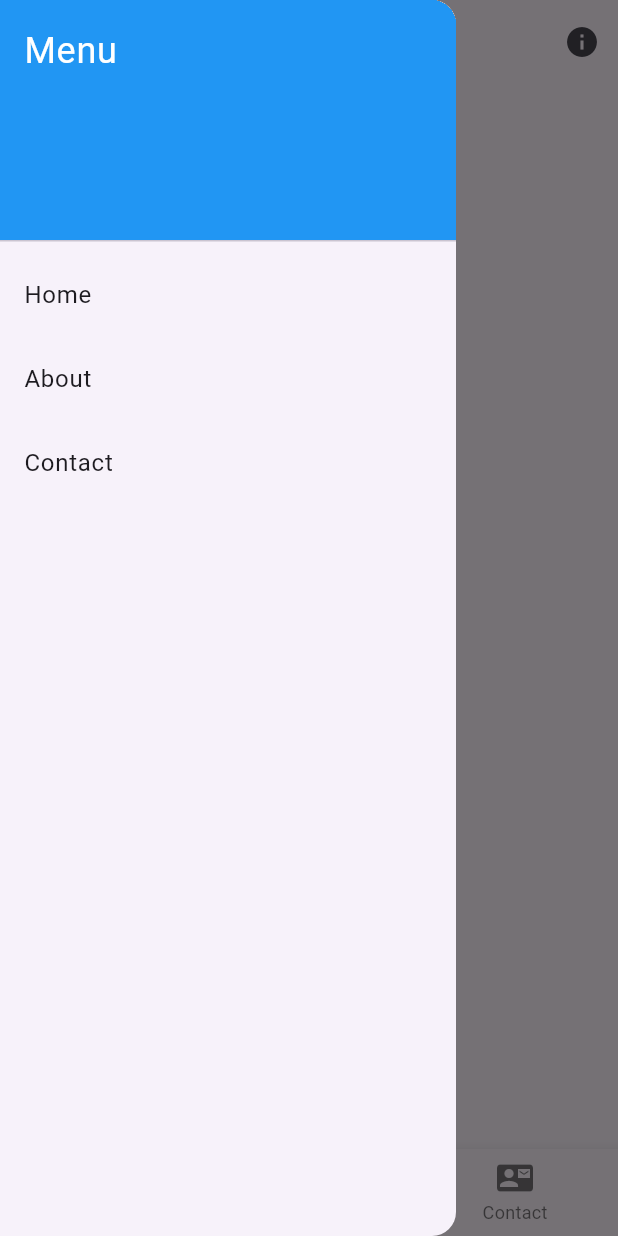
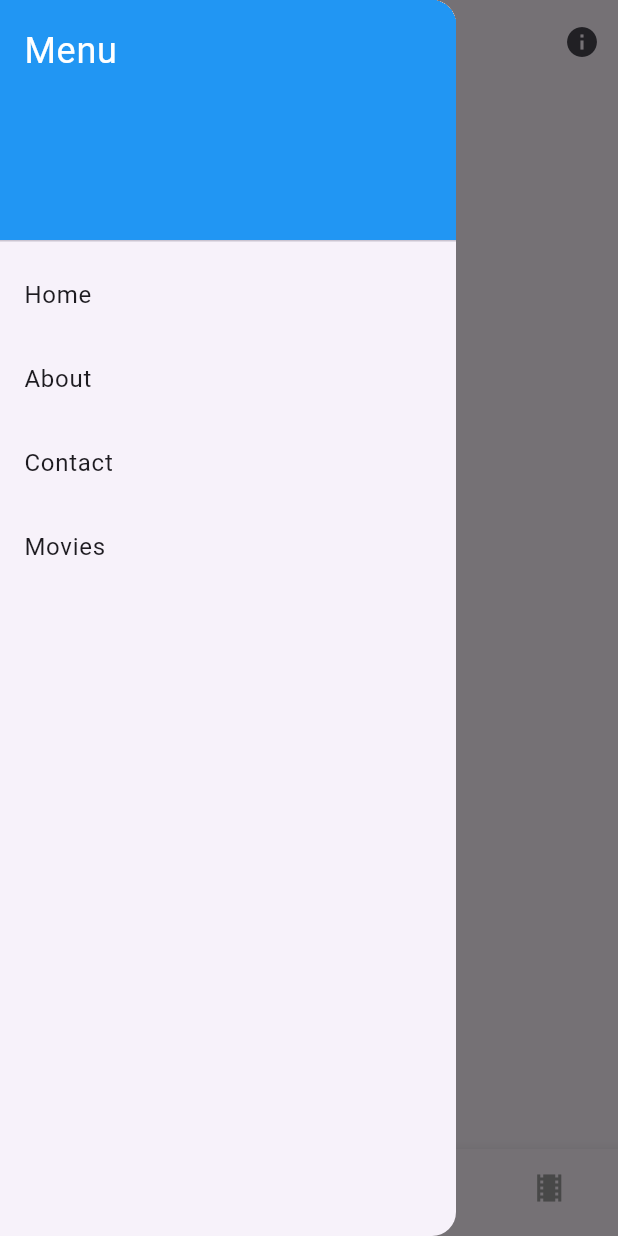
Before and after one commit to teens-dev/flutter-dev, a Flutter app: the screen it shows after launch, with the side drawer open, on a phone screen of 412 x 824 dp. Run offline on Flutter 3.47's test engine with Material 3 defaults, Android fonts, the phone set to English and light mode, and no system bars.

Commit message:
day 5 movies list

```diff
--- a/lib/main.dart
+++ b/lib/main.dart
@@ -1,3 +1,4 @@
+import 'package:day3_navigation/movies_screen.dart';
 import 'package:flutter/material.dart';
 import 'home_screen.dart';
 import 'about_screen.dart';
@@ -30,6 +31,7 @@ class _MainScreenState extends State<MainScreen> {
     HomeScreen(),
     AboutScreen(),
     ContactScreen(),
+    MovieScreen()
   ];
 
   void _onItemTapped(int index) {
@@ -93,19 +95,39 @@ class _MainScreenState extends State<MainScreen> {
                 Navigator.pop(context);
               },
             ),
+            ListTile(
+              title: Text("Movies"),
+              onTap: () {
+                setState(() {
+                  _selectedIndex = 3;
+                });
+                Navigator.pop(context);
+              },
+            ),
           ],
         ),
       ),
 
       body: _screens[_selectedIndex],
-
       bottomNavigationBar: BottomNavigationBar(
         currentIndex: _selectedIndex,
         onTap: _onItemTapped,
+        selectedItemColor: Colors.blue,
+        unselectedItemColor: Colors.grey,
+        backgroundColor: Colors.white,
         items: const [
-          BottomNavigationBarItem(icon: Icon(Icons.home), label: "Home"),
-          BottomNavigationBarItem(icon: Icon(Icons.info), label: "About"),
-          BottomNavigationBarItem(icon: Icon(Icons.contact_mail), label: "Contact"),
+          BottomNavigationBarItem(
+              icon: Icon(Icons.home),
+              label: "Home"),
+          BottomNavigationBarItem(
+              icon: Icon(Icons.info),
+              label: "About"),
+          BottomNavigationBarItem(
+              icon: Icon(Icons.contact_mail),
+              label: "Contact"),
+          BottomNavigationBarItem(
+              icon: Icon(Icons.local_movies),
+              label: "Movies"),
         ],
       ),
     );
```
Also changed, not shown: lib/movies_screen.dart (added, +322 -0 lines).
